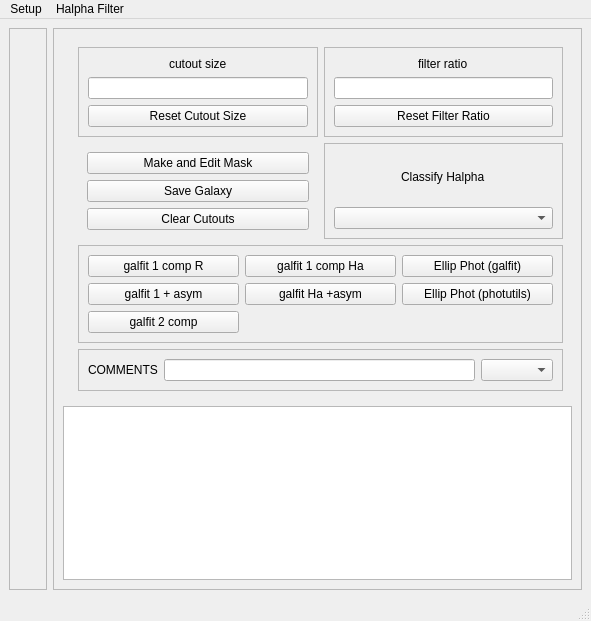
Old version of the form halphacutouts.ui in the repository rfinn/halphagui.
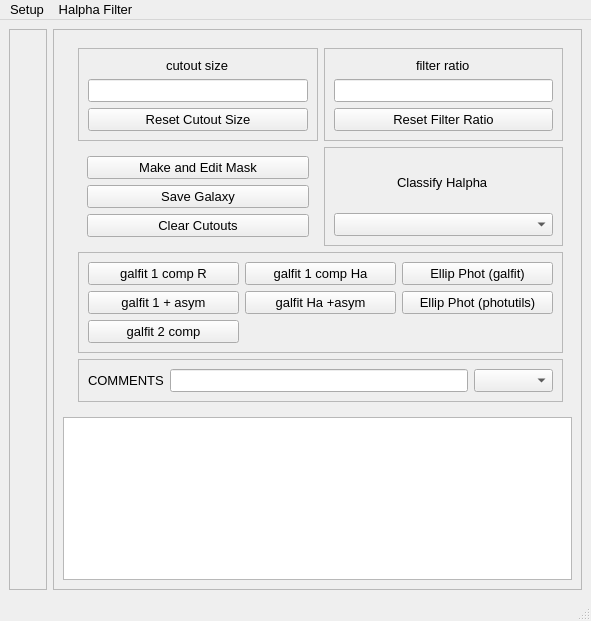
New version of the form.

Commit message: trying to fix font sizing

```diff
--- a/halphacutouts.ui
+++ b/halphacutouts.ui
@@ -10,6 +10,11 @@
     <height>621</height>
    </rect>
   </property>
+  <property name="font">
+   <font>
+    <pointsize>10</pointsize>
+   </font>
+  </property>
   <property name="windowTitle">
    <string>Halpha Console</string>
   </property>
@@ -271,7 +276,7 @@
      <x>0</x>
      <y>0</y>
      <width>591</width>
-     <height>22</height>
+     <height>20</height>
     </rect>
    </property>
    <widget class="QMenu" name="menuSetup">
```
Left out of the diff: 2 changed lines with no effect on the pictures. The commit also changes 6 other files.
